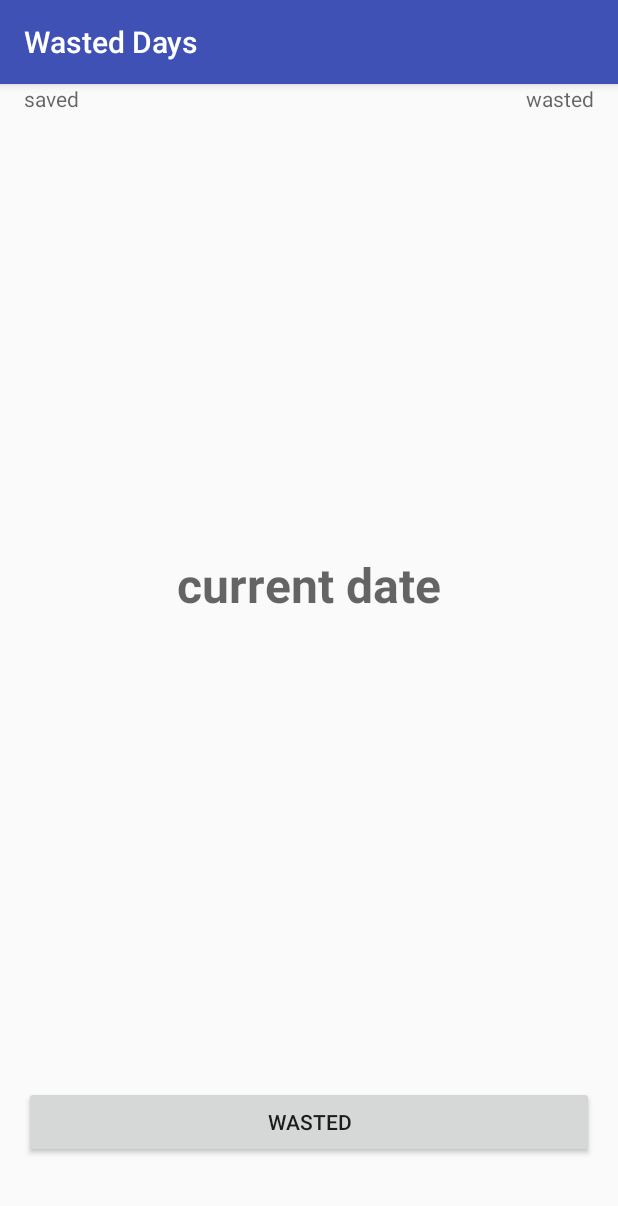
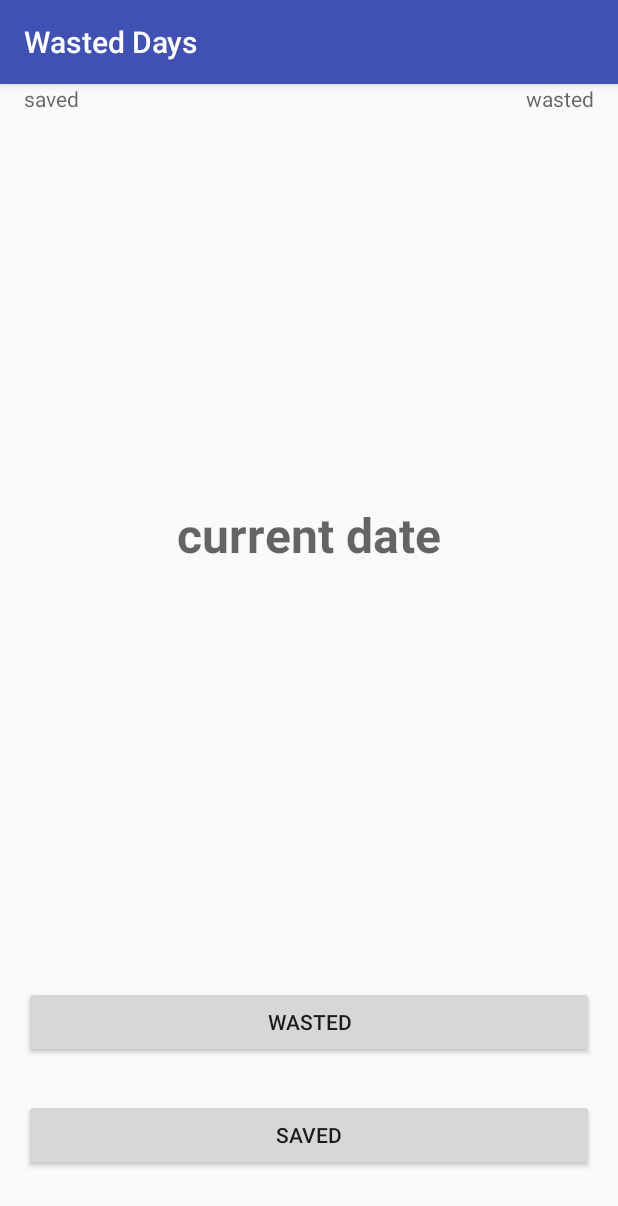
Before and after one commit to Amezdrin/Wasted-Days, an Android app: the screen it shows after launch (MainActivity), on a phone screen of 412 x 824 dp. Shown: the top 1206 px of the screen. Run offline under Robolectric (Android 15) with nearby library versions, the phone set to English and light mode, and no system bars.

Commit message:
MVP for Wasted button is ready. Refactoring has been finished.
TBD:
- Data storage feature.

```diff
--- a/app/src/main/res/layout/activity_main.xml
+++ b/app/src/main/res/layout/activity_main.xml
@@ -60,8 +60,24 @@
         android:text="Wasted"
         android:id="@+id/wasted_btn"
         android:layout_alignParentBottom="true"
-        android:onClick="wastedButtonFollower"
+        android:onClick="wastedButtonClickListener"
         />
     </LinearLayout>
 
+    <LinearLayout
+        android:layout_width="match_parent"
+        android:layout_height="0dp"
+        android:layout_weight="1"
+        >
+
+        <Button
+            android:layout_width="match_parent"
+            android:layout_height="wrap_content"
+            android:text="Saved"
+            android:id="@+id/saved_btn"
+            android:layout_alignParentBottom="true"
+            android:onClick="savedButtonClickListener"
+            />
+    </LinearLayout>
+
 </LinearLayout>
```
Also changed, not shown: app/src/main/java/artemtrue/wasteddays/MainActivity.java (+60 -48 lines).
